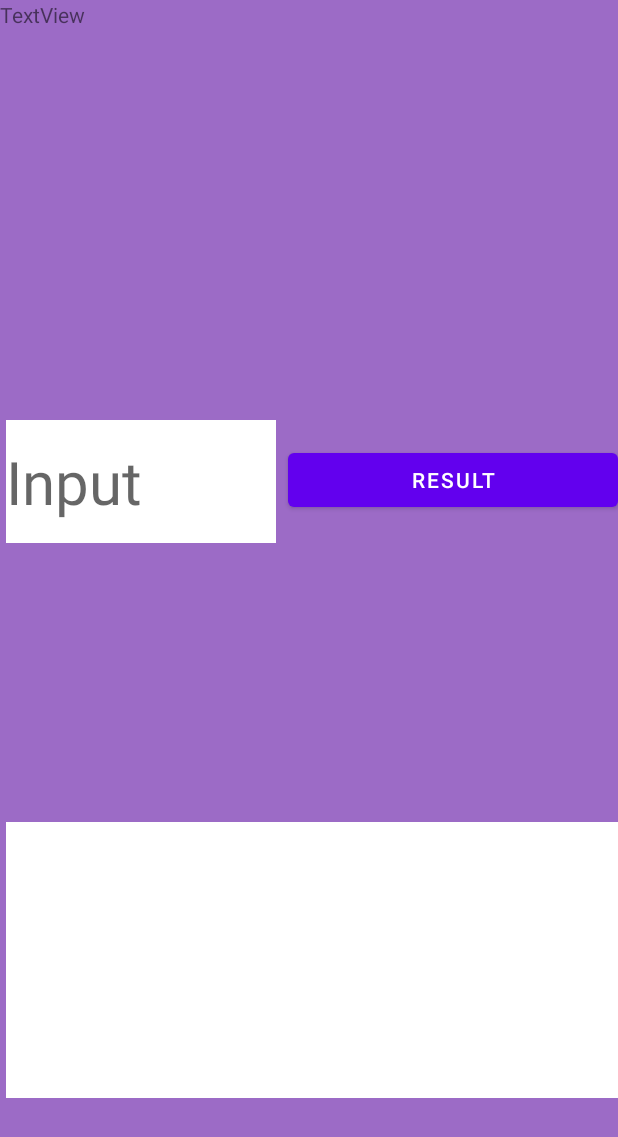
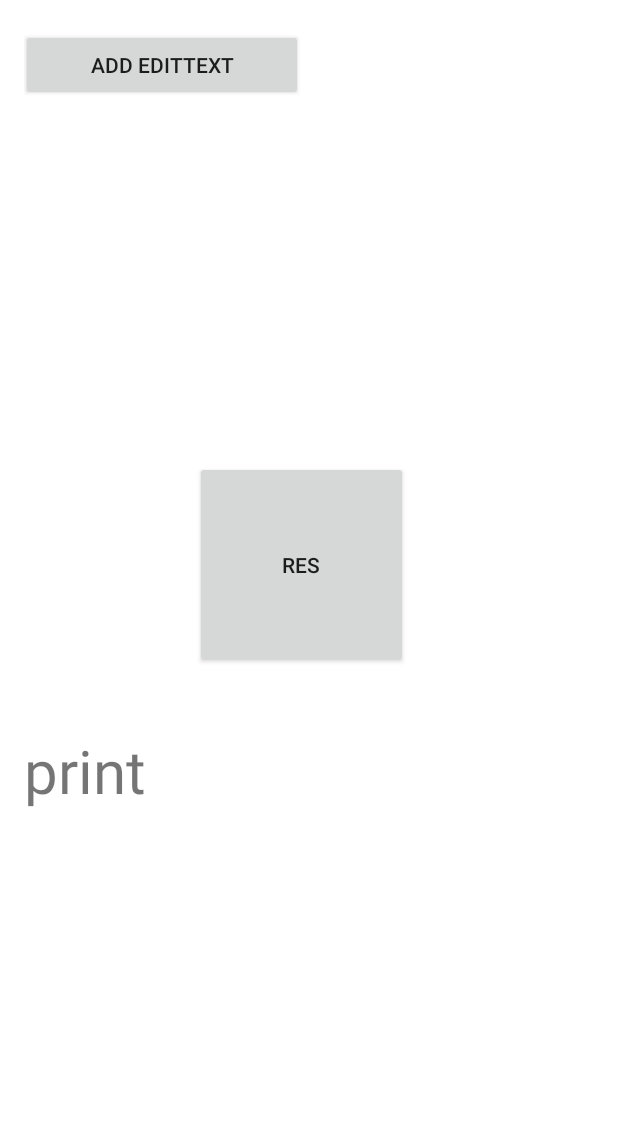
Before and after one commit to Necusic/BlockGraming19, an Android app: the screen it shows after launch (MainActivity), on a phone screen of 412 x 824 dp. Shown: the top 1137 px of the screen. Run offline under Robolectric (Android 15) with nearby library versions, the phone set to English and light mode, and no system bars.

Commit message:
добавил добавление блоков

```diff
--- a/app/src/main/AndroidManifest.xml
+++ b/app/src/main/AndroidManifest.xml
@@ -10,6 +10,9 @@
         android:supportsRtl="true"
         android:theme="@style/Theme.BlockGraming19">
         <activity
+            android:name=".AddButon"
+            android:exported="false" />
+        <activity
             android:name=".MainActivity"
             android:exported="true">
             <intent-filter>
--- a/app/src/main/java/com/example/blockgraming19/MainActivity.kt
+++ b/app/src/main/java/com/example/blockgraming19/MainActivity.kt
@@ -1,50 +1,70 @@
 package com.example.blockgraming19
 
-import androidx.appcompat.app.AppCompatActivity
+import android.app.Activity
 import android.os.Bundle
+import android.util.Log
 import android.view.View
 import android.widget.Button
+import com.example.blockgraming19.R
+import android.widget.LinearLayout
 import android.widget.EditText
 import android.widget.TextView
-import androidx.core.content.contentValuesOf
-import com.google.android.material.textfield.TextInputEditText
-import org.w3c.dom.Text
-import kotlin.jvm.JvmStatic
+import java.lang.IndexOutOfBoundsException
+import java.util.ArrayList
 
+internal class MainActivity : Activity() {
+    //Создаем список вьюх которые будут создаваться
+    private var allEds: MutableList<View>? = null
+    //счетчик чисто декоративный для визуального отображения edittext'ov
 
-class MainActivity : AppCompatActivity() {
-    var input: EditText? = null
-    var print: TextView? = null
-    var res: Button? = null
-
-
+    var global = ""
 
     override fun onCreate(savedInstanceState: Bundle?) {
-
         super.onCreate(savedInstanceState)
         setContentView(R.layout.activity_main)
-        var globalString = ""
-        input = findViewById(R.id.input)
-        print = findViewById(R.id.print)
-        res = findViewById(R.id.res)
+        val addButton = findViewById<View>(R.id.button) as Button
+        //инициализировали наш массив с edittext.aьи
+        allEds = ArrayList()
 
-        //variable: editText + "\n"
-        //mass: editText + " = [" + editText +"]" "\n"
-        //if: "if " + editText + " {\n" + TextArea + "\n}\n
-        //while: "while(" + editText + "){\n" + TextArea + "\n}\n
-        //for: editText + "," + editText + "," + editText + "{\n" + TextArea + "\n}\n"
-        //def: "def(" + editText + "){\n" + TextArea + "\n}\n
-        //print: "print " + editText + "\n"
+        //находим наш linear который у нас под кнопкой add edittext в activity_main.xml
+        val linear = findViewById<View>(R.id.linear) as LinearLayout
+        addButton.setOnClickListener {
 
-        val onClickListener = res?.setOnClickListener {
-            val num1: String = input?.text.toString()
-            //globalString += "print " + num1 + "\n"
-            globalString = num1
-            val tokens = Lexer(globalString).tokenize()
-            val statements = Parser(tokens, print as TextView).parse()
-            statements.execute()
-            //print?.setText(statements.toString())
+            //берем наш кастомный лейаут находим через него все наши кнопки и едит тексты, задаем нужные данные
+            val view = layoutInflater.inflate(R.layout.custom_edittext_layout, null)
+            val deleteField = view.findViewById<View>(R.id.button2) as Button
+            deleteField.setOnClickListener {
+                try {
+                    (view.parent as LinearLayout).removeView(view)
+                    (allEds as ArrayList<View>).remove(view)
+                } catch (ex: IndexOutOfBoundsException) {
+                    ex.printStackTrace()
+                }
+            }
+            val text = view.findViewById<View>(R.id.editText) as EditText
+            text.setText("")
+            //добавляем все что создаем в массив
+            (allEds as ArrayList<View>).add(view)
+            //добавляем елементы в linearlayout
+            linear.addView(view)
         }
+        val showDataBtn = findViewById<View>(R.id.button3) as Button
+        showDataBtn.setOnClickListener {
+            //преобразуем наш ArrayList в просто String Array
+            val items = arrayOfNulls<String>((allEds as ArrayList<View>).size)
+            //запускаем чтение всех елементов этого списка и запись в массив
+            for (i in (allEds as ArrayList<View>).indices) {
+                items[i] =
+                    ((allEds as ArrayList<View>).get(i).findViewById<View>(R.id.editText) as EditText).text.toString()
 
+                //ну и можно сразу же здесь вывести
+                val print = findViewById<View>(R.id.tex) as TextView
+                val num = global + ((allEds as ArrayList<View>).get(i).findViewById<View>(R.id.editText) as EditText).text.toString()
+                val tokens = Lexer(num).tokenize()
+                val statements = Parser(tokens, print as TextView).parse()
+                statements.execute()
+            }
+
+        }
     }
 }
--- a/app/src/main/res/layout/activity_main.xml
+++ b/app/src/main/res/layout/activity_main.xml
@@ -1,51 +1,61 @@
-<?xml version="1.0" encoding="utf-8"?>
-<androidx.constraintlayout.widget.ConstraintLayout xmlns:android="http://schemas.android.com/apk/res/android"
-    xmlns:app="http://schemas.android.com/apk/res-auto"
-    xmlns:tools="http://schemas.android.com/tools"
-    android:layout_width="match_parent"
-    android:layout_height="match_parent"
-    android:background="#A668B3"
-    android:backgroundTint="@color/Bg"
-    tools:context=".MainActivity">
-
-    <EditText
-        android:id="@+id/input"
-        android:layout_width="180dp"
-        android:layout_height="82dp"
-        android:layout_marginStart="4dp"
-        android:layout_marginTop="280dp"
-        android:background="@color/white"
-        android:hint="Input"
-        android:textSize="40dp"
-        app:layout_constraintStart_toStartOf="parent"
-        app:layout_constraintTop_toTopOf="parent" />
+<RelativeLayout xmlns:android="http://schemas.android.com/apk/res/android"
+    xmlns:tools="http://schemas.android.com/tools" android:layout_width="match_parent"
+    android:layout_height="match_parent" android:paddingLeft="@dimen/activity_horizontal_margin"
+    android:paddingRight="@dimen/activity_horizontal_margin"
+    android:paddingTop="@dimen/activity_vertical_margin"
+    android:paddingBottom="@dimen/activity_vertical_margin" tools:context=".MainActivity">
 
     <Button
-        android:id="@+id/res"
-        android:layout_width="match_parent"
+        android:id="@+id/button"
+        android:layout_width="wrap_content"
         android:layout_height="wrap_content"
-        android:layout_marginStart="192dp"
-        android:layout_marginTop="296dp"
-        android:text="result"
-        app:layout_constraintStart_toStartOf="parent"
-        app:layout_constraintTop_toTopOf="parent" />
+        android:layout_alignParentStart="true"
+        android:layout_alignParentLeft="true"
+        android:layout_alignParentTop="true"
+        android:layout_alignParentEnd="true"
+        android:layout_alignParentRight="true"
+        android:layout_marginStart="-2dp"
+        android:layout_marginLeft="-2dp"
+        android:layout_marginTop="3dp"
+        android:layout_marginEnd="194dp"
+        android:layout_marginRight="194dp"
+        android:text="Add edittext" />
+
+    <LinearLayout
+        android:id="@+id/linear"
+        android:layout_width="fill_parent"
+        android:layout_height="wrap_content"
+        android:layout_below="@+id/button"
+        android:layout_alignEnd="@+id/button"
+        android:layout_alignRight="@+id/button"
+        android:layout_marginTop="106dp"
+        android:layout_marginEnd="81dp"
+        android:layout_marginRight="81dp"
+        android:orientation="vertical"></LinearLayout>
+
+    <Button
+        android:id="@+id/button3"
+        android:layout_width="188dp"
+        android:layout_height="138dp"
+        android:layout_below="@+id/linear"
+        android:layout_alignParentStart="true"
+        android:layout_alignParentLeft="true"
+        android:layout_alignParentEnd="true"
+        android:layout_alignParentRight="true"
+        android:layout_marginStart="114dp"
+        android:layout_marginLeft="114dp"
+        android:layout_marginTop="134dp"
+        android:layout_marginEnd="124dp"
+        android:layout_marginRight="124dp"
+        android:text="Res" />
 
     <TextView
-        android:id="@+id/print"
-        android:layout_width="428dp"
-        android:layout_height="184dp"
-        android:layout_marginStart="4dp"
-        android:layout_marginTop="548dp"
-        android:background="@color/white"
-        android:text=""
-        app:layout_constraintStart_toStartOf="parent"
-        app:layout_constraintTop_toTopOf="parent" />
-
-    <TextView
-        android:id="@+id/textView4"
+        android:id="@+id/tex"
         android:layout_width="wrap_content"
         android:layout_height="wrap_content"
-        android:text="TextView"
-        tools:layout_editor_absoluteX="149dp"
-        tools:layout_editor_absoluteY="137dp" />
-</androidx.constraintlayout.widget.ConstraintLayout>
+        android:layout_below="@+id/linear"
+        android:layout_marginTop="313dp"
+        android:text="print"
+        android:textSize="40dp" />
+
+</RelativeLayout>
```
Also changed, not shown: app/src/main/res/layout/custom_edittext_layout.xml (added, +24 -0 lines).
